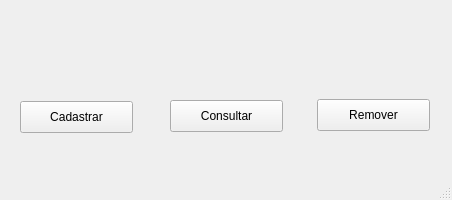
The window that SistemaDeMatriculas-V0/menu_principal.ui (leonardopereira10/UEG) describes before a commit, drawn with Qt 5.
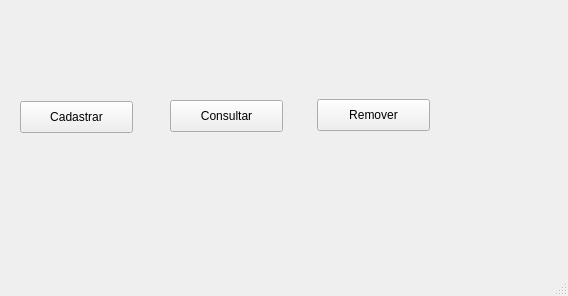
The same window after the commit. Icons and pictures are not drawn.

Patch:
```diff
--- a/SistemaDeMatriculas-V0/menu_principal.ui
+++ b/SistemaDeMatriculas-V0/menu_principal.ui
@@ -6,8 +6,8 @@
    <rect>
     <x>0</x>
     <y>0</y>
-    <width>452</width>
-    <height>200</height>
+    <width>568</width>
+    <height>296</height>
    </rect>
   </property>
   <property name="windowTitle">
```
Left out of the diff: 8 changed lines with no effect on the pictures.
